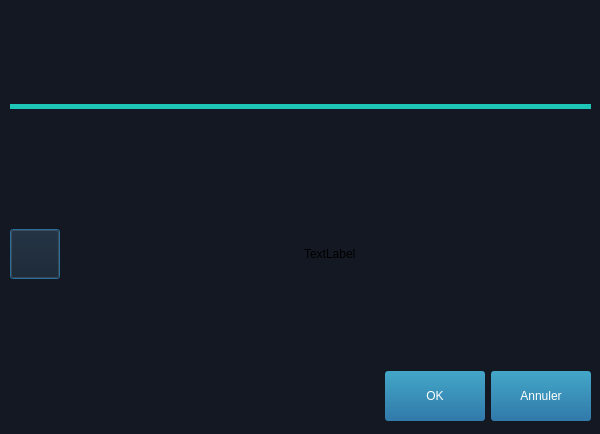
This is app/UI/dialog_critical.ui in omegaBionic/maderation_front as Qt 5 draws it before an edit. The edited form follows.
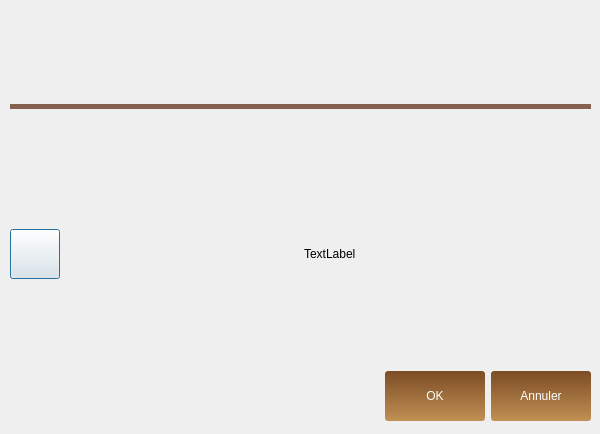
This is the edited form. Icons and pictures are not drawn.

The edit to the form file:
```diff
--- a/app/UI/dialog_critical.ui
+++ b/app/UI/dialog_critical.ui
@@ -14,8 +14,9 @@
    <string>Dialog</string>
   </property>
   <property name="styleSheet">
-   <string notr="true">background-image: url(:/icon);
-background-color:rgb(19,24,34);</string>
+   <string notr="true">QDialog{
+border-image: url(:/pictures/img/background_dialog.png);
+}</string>
   </property>
   <widget class="QWidget" name="verticalLayoutWidget">
    <property name="geometry">
@@ -57,7 +58,8 @@
        <enum>Qt::LeftToRight</enum>
       </property>
       <property name="styleSheet">
-       <string notr="true">color:white;
+       <string notr="true">color:black;
+border-image : &quot;&quot;;
 
 font: 16pt &quot;Futura Lt BT&quot;;</string>
       </property>
@@ -78,8 +80,9 @@
        </size>
       </property>
       <property name="styleSheet">
-       <string notr="true">color: rgb(30, 198, 184);
-padding: (-50,-50,-50,-50);</string>
+       <string notr="true">color: rgb(135, 97, 79);
+padding: (-50,-50,-50,-50);
+border-image:&quot;&quot;;</string>
       </property>
       <property name="frameShadow">
        <enum>QFrame::Plain</enum>
@@ -185,12 +188,13 @@
          <bool>true</bool>
         </property>
         <property name="styleSheet">
-         <string notr="true">background-color: qlineargradient(spread:pad, x1:1, y1:1, x2:1, y2:0, stop:0 rgba(49, 121, 169, 255), stop:1 rgba(67, 167, 200, 255));
+         <string notr="true">background-color: qlineargradient(spread:pad, x1:1, y1:0, x2:1, y2:1, stop:0 rgba(124, 76, 38, 255), stop:1 rgba(193, 144, 83, 255));
 border-radius : 3px;
 width : 100px;
 height : 50px;
 font: 10pt &quot;Futura Lt BT&quot;;
-color : rgb(255,255,255);</string>
+color : rgb(255,255,255);
+border-image:&quot;&quot;;</string>
         </property>
         <property name="text">
          <string>OK</string>
@@ -212,12 +216,13 @@
          <cursorShape>PointingHandCursor</cursorShape>
         </property>
         <property name="styleSheet">
-         <string notr="true">background-color: qlineargradient(spread:pad, x1:1, y1:1, x2:1, y2:0, stop:0 rgba(49, 121, 169, 255), stop:1 rgba(67, 167, 200, 255));
+         <string notr="true">background-color: qlineargradient(spread:pad, x1:1, y1:0, x2:1, y2:1, stop:0 rgba(124, 76, 38, 255), stop:1 rgba(193, 144, 83, 255));
 border-radius : 3px;
 width : 100px;
 height : 50px;
 font: 10pt &quot;Futura Lt BT&quot;;
-color : rgb(255,255,255);</string>
+color : rgb(255,255,255);
+border-image:&quot;&quot;;</string>
         </property>
         <property name="text">
          <string>Annuler</string>
```
Left out of the diff: 6 changed lines with no effect on the pictures.
